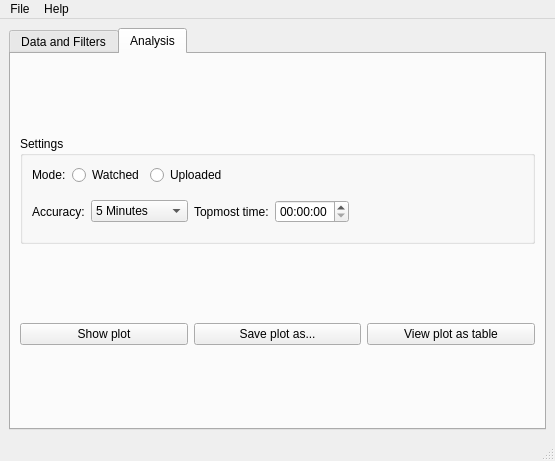
Qt form src/ui/resources/visualizer.ui (leonhardw/YouTube-History-Visualizer) before a commit.
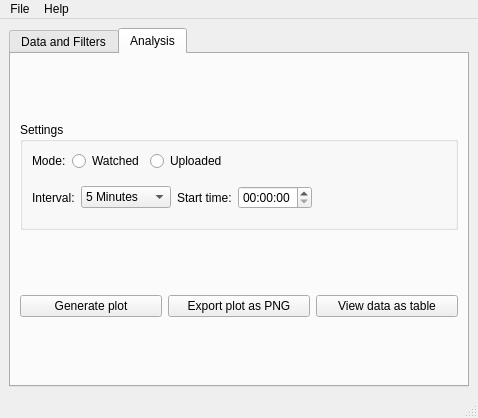
The same form after that commit. The open tabs and pages were chosen to show the change. Custom widgets are drawn as their Qt base class.

Patch:
```diff
--- a/src/ui/resources/visualizer.ui
+++ b/src/ui/resources/visualizer.ui
@@ -6,8 +6,8 @@
    <rect>
     <x>0</x>
     <y>0</y>
-    <width>555</width>
-    <height>461</height>
+    <width>478</width>
+    <height>418</height>
    </rect>
   </property>
   <property name="windowTitle">
@@ -270,7 +270,7 @@
               <enum>QFrame::Shape::NoFrame</enum>
              </property>
              <property name="currentIndex">
-              <number>0</number>
+              <number>3</number>
              </property>
              <widget class="QWidget" name="threshold_page">
               <layout class="QHBoxLayout" name="horizontalLayout_4">
@@ -364,7 +364,7 @@
                </item>
               </layout>
              </widget>
-             <widget class="QWidget" name="leftmost_time_page">
+             <widget class="QWidget" name="time_page">
               <layout class="QHBoxLayout" name="horizontalLayout_6">
                <property name="leftMargin">
                 <number>0</number>
@@ -372,12 +372,12 @@
                <item>
                 <widget class="QLabel" name="label_10">
                  <property name="text">
-                  <string>Accuracy:</string>
+                  <string>Interval:</string>
                  </property>
                 </widget>
                </item>
                <item>
-                <widget class="QComboBox" name="accuracy_combo_bars">
+                <widget class="QComboBox" name="interval_combo">
                  <item>
                   <property name="text">
                    <string>5 Minutes</string>
@@ -408,22 +408,17 @@
                    <string>60 Minutes</string>
                   </property>
                  </item>
-                 <item>
-                  <property name="text">
-                   <string>120 Minutes</string>
-                  </property>
-                 </item>
                 </widget>
                </item>
                <item>
                 <widget class="QLabel" name="label_11">
                  <property name="text">
-                  <string>Leftmost time:</string>
+                  <string>Start time:</string>
                  </property>
                 </widget>
                </item>
                <item>
-                <widget class="StepTimeEdit" name="leftmost_time_edit"/>
+                <widget class="StepTimeEdit" name="start_time_edit"/>
                </item>
                <item>
                 <spacer name="horizontalSpacer_5">
@@ -440,82 +435,6 @@
                </item>
               </layout>
              </widget>
-             <widget class="QWidget" name="topmost_time_page">
-              <layout class="QHBoxLayout" name="horizontalLayout_7">
-               <property name="leftMargin">
-                <number>0</number>
-               </property>
-               <item>
-                <widget class="QLabel" name="label_14">
-                 <property name="text">
-                  <string>Accuracy:</string>
-                 </property>
-                </widget>
-               </item>
-               <item>
-                <widget class="QComboBox" name="accuracy_combo_heatmap">
-                 <item>
-                  <property name="text">
-                   <string>5 Minutes</string>
-                  </property>
-                 </item>
-                 <item>
-                  <property name="text">
-                   <string>10 Minutes</string>
-                  </property>
-                 </item>
-                 <item>
-                  <property name="text">
-                   <string>15 Minutes</string>
-                  </property>
-                 </item>
-                 <item>
-                  <property name="text">
-                   <string>20 Minutes</string>
-                  </property>
-                 </item>
-                 <item>
-                  <property name="text">
-                   <string>30 Minutes</string>
-                  </property>
-                 </item>
-                 <item>
-                  <property name="text">
-                   <string>60 Minutes</string>
-                  </property>
-                 </item>
-                 <item>
-                  <property name="text">
-                   <string>120 Minutes</string>
-                  </property>
-                 </item>
-                </widget>
-               </item>
-               <item>
-                <widget class="QLabel" name="label_12">
-                 <property name="text">
-                  <string>Topmost time:</string>
-                 </property>
-                </widget>
-               </item>
-               <item>
-                <widget class="StepTimeEdit" name="topmost_time_edit"/>
-               </item>
-               <item>
-                <spacer name="horizontalSpacer_6">
-                 <property name="orientation">
-                  <enum>Qt::Orientation::Horizontal</enum>
-                 </property>
-                 <property name="sizeHint" stdset="0">
-                  <size>
-                   <width>40</width>
-                   <height>20</height>
-                  </size>
-                 </property>
-                </spacer>
-               </item>
-              </layout>
-             </widget>
             </widget>
            </item>
           </layout>
@@ -524,7 +443,7 @@
         <item>
          <layout class="QHBoxLayout" name="horizontalLayout_5">
           <item>
-           <widget class="QPushButton" name="show_plot_btn">
+           <widget class="QPushButton" name="generate_plot_btn">
             <property name="sizePolicy">
              <sizepolicy hsizetype="Minimum" vsizetype="Fixed">
               <horstretch>0</horstretch>
@@ -532,12 +451,12 @@
              </sizepolicy>
             </property>
             <property name="text">
-             <string>Show plot</string>
+             <string>Generate plot</string>
             </property>
            </widget>
           </item>
           <item>
-           <widget class="QPushButton" name="save_plot_btn">
+           <widget class="QPushButton" name="export_plot_btn">
             <property name="sizePolicy">
              <sizepolicy hsizetype="Minimum" vsizetype="Fixed">
               <horstretch>0</horstretch>
@@ -545,14 +464,14 @@
              </sizepolicy>
             </property>
             <property name="text">
-             <string>Save plot as...</string>
+             <string>Export plot as PNG</string>
             </property>
            </widget>
           </item>
           <item>
-           <widget class="QPushButton" name="view_plot_as_table_btn">
+           <widget class="QPushButton" name="view_plot_data_as_table_btn">
             <property name="text">
-             <string>View plot as table</string>
+             <string>View data as table</string>
             </property>
            </widget>
           </item>
@@ -569,7 +488,7 @@
     <rect>
      <x>0</x>
      <y>0</y>
-     <width>555</width>
+     <width>478</width>
      <height>33</height>
     </rect>
    </property>
```
